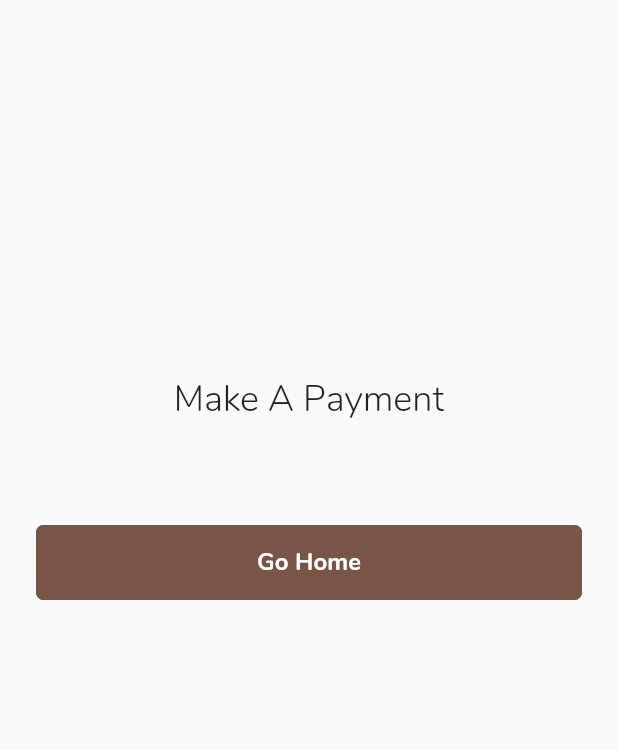
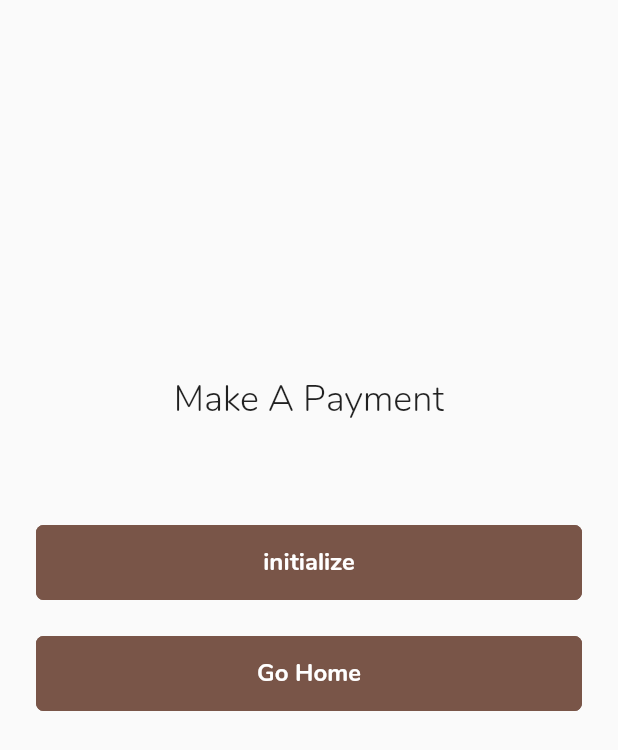
Before and after one commit to emem785/BeeepLawyer, a Flutter app: the PayStackPayment screen opened directly, after a tap on "Go Home", on a phone screen of 412 x 824 dp. Shown: the top 750 px of the screen. Run offline on Flutter 3.47's test engine with Material 2 defaults, Android fonts, the phone set to English and light mode, and no system bars; our stand-ins replace bloc, dartz, flutter_bloc, flutter_map, flutter_masked_text, flutter_spinkit and 8 more; missing offline and left inert: flutter_paystack; accounts and stored records are empty; generated files the repository leaves out were written again.

Commit message:
finished payment module

```diff
--- a/lib/application/blocs/payment_bloc/payment_bloc.dart
+++ b/lib/application/blocs/payment_bloc/payment_bloc.dart
@@ -19,6 +19,7 @@ part 'payment_bloc.freezed.dart';
 class PaymentBloc extends Bloc<PaymentEvent, PaymentState> {
   final PaymentInterface paymentInterface;
   final LocalStorageInterface localStorageInterface;
+  int price = 150000;
   PaymentBloc(
       {@required this.localStorageInterface, @required this.paymentInterface})
       : super(PaymentInitial());
@@ -28,19 +29,23 @@ class PaymentBloc extends Bloc<PaymentEvent, PaymentState> {
     PaymentEvent event,
   ) async* {
     yield PaymentLoading();
-    if (event is MakePayment) {
+    yield* event.map(initializePayment: (e) async* {
       paymentInterface.initializePlugin();
+      yield PaymentInitialized();
+    }, makePayment: (e) async* {
+      print("bloc active");
       final email = await _getEmail();
-      final charge =
-          paymentInterface.createCharge(event.chargeAmount,email);
+      final charge = paymentInterface.createCharge(price, email);
       final paymentResponse =
-          await paymentInterface.checkOut(charge, event.context);
+          await paymentInterface.checkOut(charge, e.context);
       yield* paymentResponse.fold((l) async* {
         yield PaymentFailed(l);
       }, (r) async* {
         yield PaymentSucceeded();
       });
-    }
+    },setPrice: (e) async* {
+      price = e.price;
+    });
   }
 
   Future<String> _getEmail() async {
--- a/lib/application/blocs/payment_bloc/payment_event.dart
+++ b/lib/application/blocs/payment_bloc/payment_event.dart
@@ -4,5 +4,7 @@ part of 'payment_bloc.dart';
 @immutable
 @freezed
 abstract class PaymentEvent with _$PaymentEvent{
-  const factory PaymentEvent.makePayment(int chargeAmount,BuildContext context) = MakePayment;
+  const factory PaymentEvent.initializePayment() = InitializePayment;
+  const factory PaymentEvent.makePayment(BuildContext context) = MakePayment;
+  const factory PaymentEvent.setPrice(int price) = SetPrice;
 }
--- a/lib/application/blocs/payment_bloc/payment_state.dart
+++ b/lib/application/blocs/payment_bloc/payment_state.dart
@@ -5,6 +5,7 @@ part of 'payment_bloc.dart';
 @freezed
 abstract class PaymentState with _$PaymentState{
   const factory PaymentState.paymentInitial() = PaymentInitial;
+  const factory PaymentState.paymentInitialized() = PaymentInitialized;
   const factory PaymentState.paymentFailed(Failure failure) = PaymentFailed;
   const factory PaymentState.paymentSucceeded() = PaymentSucceeded;
   const factory PaymentState.paymentLoading() = PaymentLoading;
--- a/lib/core/widgets/registration_widgets/plan_description.dart
+++ b/lib/core/widgets/registration_widgets/plan_description.dart
@@ -15,16 +15,16 @@ class PlanDescription extends StatelessWidget {
         Padding(
           padding: const EdgeInsets.only(left: 16.0),
           child: Text(
-              '${isEssential ? 'Unlimited' : '1'} Beeep buddy\nAccess to pool of lawyers\n${isEssential ? '3' : '1'} devices'),
+              'Access to pool of citizens\n${isEssential ? '3' : '1'} devices'),
         ),
         Padding(
           padding: const EdgeInsets.only(left: 16.0),
           child: Text.rich(TextSpan(children: <TextSpan>[
             TextSpan(
-                text: '\n₦${isEssential ? '3000' : '1000'}/',
+                text: '\n₦${isEssential ? '2500' : '1000'}/',
                 style: TextStyle(fontSize: 16)),
             TextSpan(
-                text: '${isEssential ? '1 year' : '3 months'}',
+                text: '${isEssential ? '1 year' : '6 months'}',
                 style: TextStyle(fontSize: 14))
           ])),
         ),
--- a/lib/infrastructure/models/user.dart
+++ b/lib/infrastructure/models/user.dart
@@ -9,8 +9,8 @@ class User {
   String email;
   String phone;
   String scnNumber;
-  Null longitude;
-  Null latitude;
+  double longitude;
+  double latitude;
   bool isVerified;
   Null token;
   String image;
--- a/lib/infrastructure/repositories/payment_client_impl.dart
+++ b/lib/infrastructure/repositories/payment_client_impl.dart
@@ -4,7 +4,6 @@ import 'package:beep_lawyer2/core/error/failure.dart';
 import 'package:beep_lawyer2/domain/Interface/payment_interface.dart';
 import 'package:flutter/material.dart';
 import 'package:flutter_paystack/flutter_paystack.dart';
-import 'package:flutter_paystack/src/models/charge.dart';
 import 'package:dartz/dartz.dart';
 import 'package:flutter_svg/flutter_svg.dart';
 import 'package:injectable/injectable.dart';
@@ -55,7 +54,7 @@ class PaymentClientImpl implements PaymentInterface {
       platform = 'Android';
     }
 
-    return 'ChargedFrom${platform}_${DateTime.now().millisecondsSinceEpoch}';
+    return 'BEEP_Lawyer_ChargedFrom${platform}_${DateTime.now().millisecondsSinceEpoch}';
   }
 
   @override
--- a/lib/presentation/Screens/Authentication/Register/pay_stack_pages/paystack_payment_page.dart
+++ b/lib/presentation/Screens/Authentication/Register/pay_stack_pages/paystack_payment_page.dart
@@ -4,6 +4,7 @@ import 'package:beep_lawyer2/core/widgets/common_widgets/common_button.dart';
 import 'package:beep_lawyer2/injectable.dart';
 import 'package:flutter/material.dart';
 import 'package:flutter_bloc/flutter_bloc.dart';
+import 'package:flutter_paystack/flutter_paystack.dart';
 import 'package:flutter_svg/flutter_svg.dart';
 
 class PayStackPaymentPage extends StatelessWidget {
@@ -52,23 +53,46 @@ class _PayStackPaymentState extends State<PayStackPayment> {
                   ),
                 ),
               ),
+              CommonButton(
+                  onPressed: () {
+                    PaystackPlugin.initialize(
+                        publicKey:
+                            'pk_test_1e940f03cf739240b2c5a044553bd871c669f773');
+                  },
+                  text: "initialize"),
               BlocListener<PaymentBloc, PaymentState>(
                   child: Padding(
                     padding: const EdgeInsets.only(bottom: 8.0),
                     child: CommonButton(
-                        onPressed: () =>
-                            paymentBloc.add(MakePayment(1000, context)),
+                        onPressed: () async {
+                          // paymentBloc.add(MakePayment(context));
+                          Charge charge = Charge()
+                            ..amount = 100000
+                            ..email = "email@email.com"
+                            ..putCustomField("Charged From:", "Flutter Plugin")
+                            ..reference = "dfdfdf";
+
+                          CheckoutResponse response =
+                              await PaystackPlugin.checkout(
+                                  context,
+                                  method: CheckoutMethod.card,
+                                  charge: charge,
+                                  fullscreen: false,
+                                  logo: SvgPicture.asset(
+                                      'assets/images/logo.svg'));
+                          print(response.toString());
+                        },
                         text: 'Go Home'),
                   ),
                   listener: (context, state) {
-                    state.maybeMap(
-                        orElse: () => 1,
-                        paymentFailed: (f) =>
-                            globalKey.currentState.showSnackBar(SnackBar(
-                              content: Text(f.failure.message),
-                            )),
-                        paymentSucceeded: (s) =>
-                            Navigator.pushNamed(context, '/SetupBeepThree'));
+                    // state.maybeMap(
+                    //     orElse: () => 1,
+                    //     paymentFailed: (f) =>
+                    //         globalKey.currentState.showSnackBar(SnackBar(
+                    //           content: Text(f.failure.message),
+                    //         )),
+                    //     paymentSucceeded: (s) =>
+                    //         Navigator.pushNamed(context, '/SetupBeepThree'));
                   }),
             ],
           ),
--- a/lib/presentation/Screens/Authentication/Register/register_five.dart
+++ b/lib/presentation/Screens/Authentication/Register/register_five.dart
@@ -2,6 +2,7 @@ import 'package:beep_lawyer2/core/utils/StyleGuide.dart';
 import 'package:beep_lawyer2/core/widgets/common_widgets/common_button.dart';
 import 'package:beep_lawyer2/core/widgets/common_widgets/succes_widget.dart';
 import 'package:beep_lawyer2/presentation/Screens/AppPages/home_screen.dart';
+import 'package:beep_lawyer2/presentation/Screens/Authentication/Register/pay_stack_pages/paystack_payment_page.dart';
 
 import 'package:flutter/material.dart';
 
@@ -37,7 +38,10 @@ class RegisterFive extends StatelessWidget {
               Padding(
                 padding: const EdgeInsets.only(bottom: 8.0),
                 child: CommonButton(
-                    onPressed: () => Navigator.pushNamed(context, '/SetupBeep'),
+                    onPressed: () {
+                      return Navigator.pushNamed(context, '/SetupBeep');
+                      // return Navigator.push(context, MaterialPageRoute(builder: (_)=> PayStackPaymentPage()));
+                    },
                     text: 'Setup Beeep'),
               )
             ],
```
Also changed, not shown: lib/core/widgets/registration_widgets/plan_tiles.dart (+11 -1 lines), lib/presentation/Screens/Authentication/Register/register_four.dart (+5 -4 lines), lib/presentation/Screens/Authentication/Register/setup_beep/setup_beep.dart (+7 -5 lines), lib/application/blocs/payment_bloc/payment_bloc.freezed.dart.
